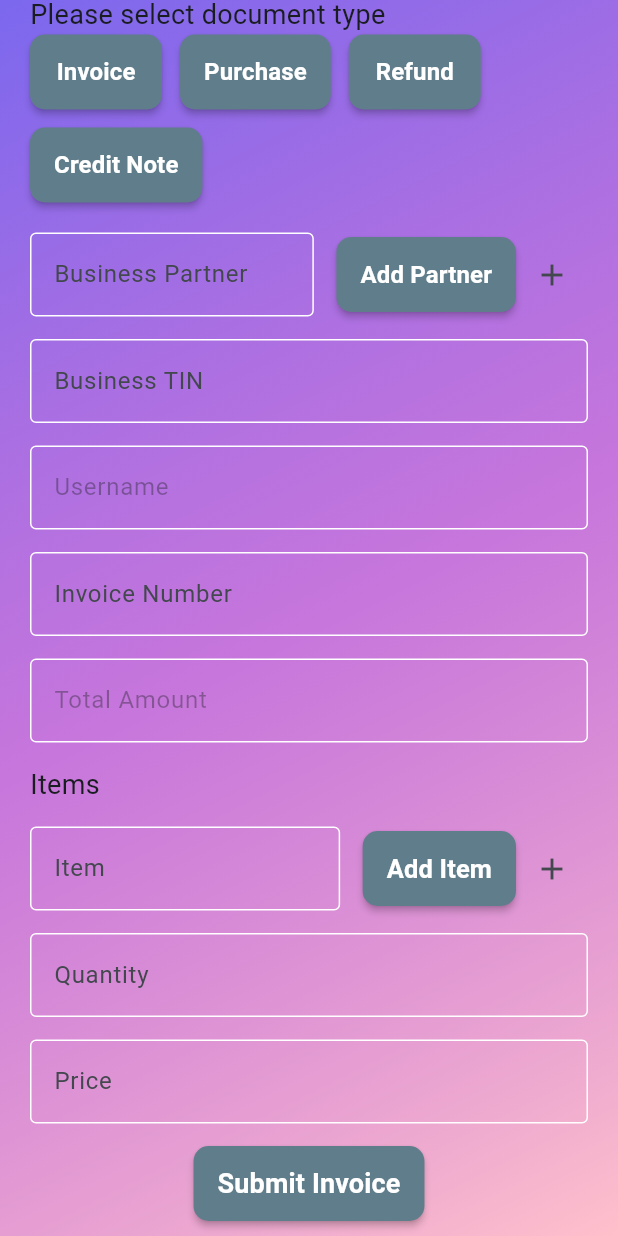
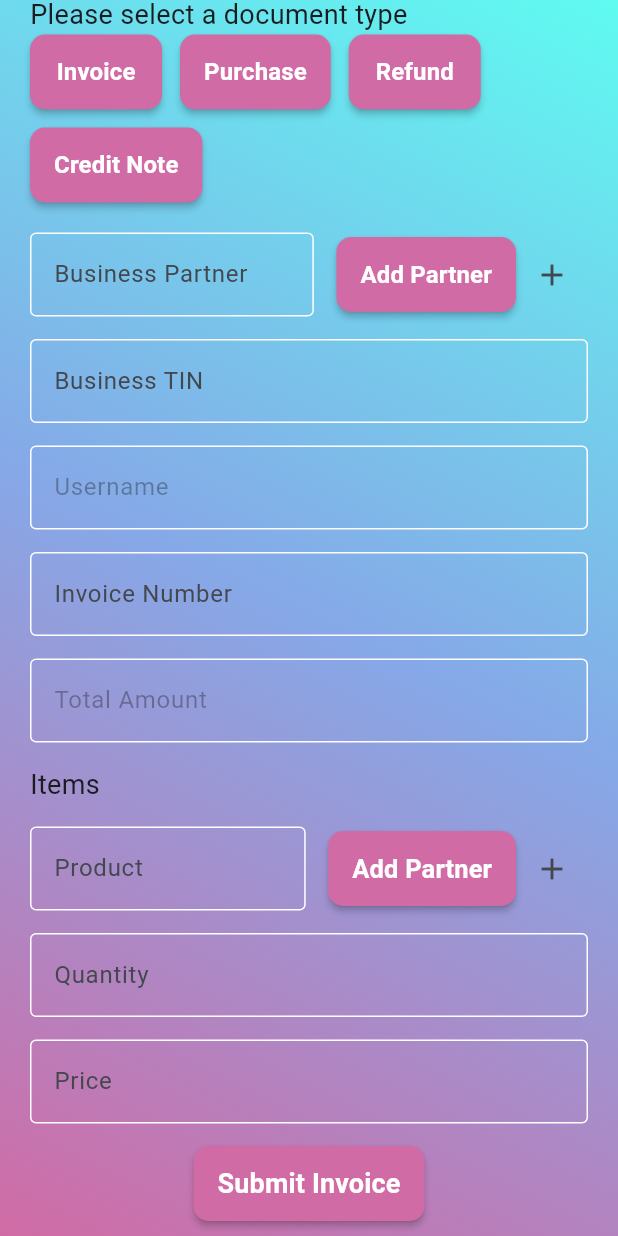
Before and after one commit to DroneBreaker/Flutter-Invoice-App, a Flutter app: the TaxpayerPage screen opened by its route, scrolled down 212 dp, on a phone screen of 412 x 824 dp. Run offline on Flutter 3.47's test engine with Material 3 defaults, Android fonts, the phone set to English and light mode, and no system bars.

Commit message:
Adding constants to the app

```diff
--- a/mobile/lib/app_colors.dart
+++ b/mobile/lib/constants/app_colors.dart
@@ -2,19 +2,19 @@ import 'package:flutter/material.dart';
 
 class AppColors {
   // Primary Colors
-  static const Color primary = Color(0xFF2196F3); // Blue
-  static const Color primaryLight = Color(0xFF64B5F6);
-  static const Color primaryDark = Color(0xFF1976D2);
+  static const Color primary = Color(0xFFD16BA5); // Blue
+  static const Color primaryLight = Color(0xFFC982AA);
+  static const Color primaryDark = Color(0xFFC73085);
 
   // Secondary Colors
-  static const Color secondary = Color(0xFF4CAF50); // Green
-  static const Color secondaryLight = Color(0xFF81C784);
-  static const Color secondaryDark = Color(0xFF388E3C);
+  static const Color secondary = Color(0xFF86A8E7); // Green
+  static const Color secondaryLight = Color(0xFF9CB6E5);
+  static const Color secondaryDark = Color(0xFF3C75DC);
 
   // Accent Colors
-  static const Color accent = Color(0xFFFFA726); // Orange
-  static const Color accentLight = Color(0xFFFFB74D);
-  static const Color accentDark = Color(0xFFF57C00);
+  static const Color accent = Color(0xFF5FFBF1); // Orange
+  static const Color accentLight = Color(0xFF82FAF2);
+  static const Color accentDark = Color(0xFF26D6CB);
 
   // Neutral Colors
   static const Color white = Color(0xFFFFFFFF);
--- /dev/null
+++ b/mobile/lib/constants/app_titles.dart
@@ -0,0 +1,32 @@
+import 'package:flutter/material.dart';
+
+class AppTitle {
+  //INTRO
+  static const String intro = "EVAT SUITE";
+  static const String description =
+      "E_VAT Suite enhances efficiency and compliance with VAT regulations, making VAT transactions easier and more efficient.";
+  static const String loginButton = "Click to Login";
+  static const String registerButton = "Click to Register";
+
+  //LOGIN
+  static const String loginTitle = "Droners Invoicify";
+  static const String loginDescription = "Please sign-in to your account";
+  static const String logInButton = "Log In";
+
+  //TAXPAYER
+  static const String taxpayerTitle = "Enter details to issue an invoice";
+  static const String invoiceDate = "Invoice Date";
+  static const String invoiceTime = "Invoice Time";
+  static const String documentType = "Please select a document type";
+  static const String addPartnerButton = "Add Partner";
+  static const String invoiceNumberField = "Invoice Number";
+  static const String totalAmountField = "Total Amount";
+  static const String itemField = "Product";
+  static const String addItemButton = "Add Partner";
+
+  // ERRORS
+  static const String businessTINError = "Please enter your business TIN";
+  static const String validBusinessTINError =
+      "Please enter a valid 11 character TIN";
+  static const String invoiceNumberError = "Please enter your invoice number";
+}
--- a/mobile/lib/theme/app_theme.dart
+++ b/mobile/lib/constants/theme/app_theme.dart
@@ -1,7 +1,7 @@
 // lib/theme/app_theme.dart
 
 import 'package:flutter/material.dart';
-import 'package:invoicify/app_colors.dart';
+import 'package:invoicify/constants/app_colors.dart';
 
 class AppTheme {
   static ThemeData get lightTheme {
--- a/mobile/lib/screens/auth/login.dart
+++ b/mobile/lib/screens/auth/login.dart
@@ -1,5 +1,6 @@
 import 'package:flutter/material.dart';
-import 'package:invoicify/app_colors.dart';
+import 'package:invoicify/constants/app_colors.dart';
+import 'package:invoicify/constants/app_titles.dart';
 import 'package:invoicify/screens/taxpayer.dart';
 import 'package:invoicify/widgets/app_text.dart';
 import 'package:invoicify/widgets/button.dart';
@@ -53,13 +54,13 @@ class _LoginPageState extends State<LoginPage> {
                 children: [
                   const SizedBox(height: 38),
                   const AppText(
-                    title: "Droners Invoicify",
+                    title: AppTitle.loginTitle,
                     fontSize: 32,
                     fontWeight: FontWeight.bold,
                   ),
                   const SizedBox(height: 10),
                   const AppText(
-                    title: "Please sign-in to your account",
+                    title: AppTitle.loginDescription,
                     fontSize: 18,
                   ),
                   const SizedBox(height: 25),
@@ -113,7 +114,7 @@ class _LoginPageState extends State<LoginPage> {
                         _handleLogin();
                       },
                       child: const Text(
-                        'Log In',
+                        AppTitle.logInButton,
                         style: TextStyle(fontSize: 16),
                       ),
                     ),
--- a/mobile/lib/screens/auth/register.dart
+++ b/mobile/lib/screens/auth/register.dart
@@ -1,5 +1,5 @@
 import 'package:flutter/material.dart';
-import 'package:invoicify/app_colors.dart';
+import 'package:invoicify/constants/app_colors.dart';
 import 'package:invoicify/screens/taxpayer.dart';
 import 'package:invoicify/widgets/app_text.dart';
 import 'package:invoicify/widgets/button.dart';
--- a/mobile/lib/screens/home.dart
+++ b/mobile/lib/screens/home.dart
@@ -1,5 +1,6 @@
 import 'package:flutter/material.dart';
-import 'package:invoicify/app_colors.dart';
+import 'package:invoicify/constants/app_colors.dart';
+import 'package:invoicify/constants/app_titles.dart';
 import 'package:invoicify/screens/auth/login.dart';
 import 'package:invoicify/screens/auth/register.dart';
 import 'package:invoicify/widgets/app_text.dart';
@@ -17,14 +18,15 @@ class HomePage extends StatelessWidget {
           decoration: const BoxDecoration(
               gradient: LinearGradient(
             colors: [
-              AppColors.accentDark,
-              AppColors.background,
+              AppColors.primary,
+              AppColors.secondary,
+              AppColors.accent
               // Color.fromRGBO(163, 201, 226, 1.5),
               // Color.fromRGBO(150, 24, 247, 0.5),
               // Color.fromRGBO(246, 239, 167, 0.5),
             ],
-            begin: Alignment.topLeft,
-            end: Alignment.bottomRight,
+            begin: Alignment.bottomLeft,
+            end: Alignment.topRight,
           )),
           child: Column(
             children: [
@@ -33,7 +35,7 @@ class HomePage extends StatelessWidget {
                 child: SizedBox(
                   height: 55,
                   child: AppText(
-                    title: "EVAT SUITE",
+                    title: AppTitle.intro,
                     fontSize: 40,
                     fontWeight: FontWeight.bold,
                   ),
@@ -44,8 +46,7 @@ class HomePage extends StatelessWidget {
                 child: SizedBox(
                   height: 70,
                   child: AppText(
-                    title:
-                        "E-VAT Suite enhances efficiency and compliance with VAT regulations, making VAT transactions easier and more efficient for businesses.",
+                    title: AppTitle.description,
                     fontSize: 17,
                     colors: Colors.black,
                   ),
@@ -61,7 +62,7 @@ class HomePage extends StatelessWidget {
                   mainAxisSize: MainAxisSize.max,
                   children: [
                     Button(
-                        buttonText: "Click to Login",
+                        buttonText: AppTitle.loginButton,
                         // size: const Size(160, 55),
                         fontSize: 18,
                         colors: AppColors.buttonPrimary,
@@ -74,7 +75,7 @@ class HomePage extends StatelessWidget {
                               ),
                             }),
                     Button(
-                        buttonText: "Click to Register",
+                        buttonText: AppTitle.registerButton,
                         // size: const Size(160, 55),
                         fontSize: 18,
                         colors: AppColors.buttonPrimary,
--- a/mobile/lib/screens/taxpayer.dart
+++ b/mobile/lib/screens/taxpayer.dart
@@ -1,5 +1,6 @@
 import 'package:flutter/material.dart';
-import 'package:invoicify/app_colors.dart';
+import 'package:invoicify/constants/app_colors.dart';
+import 'package:invoicify/constants/app_titles.dart';
 import 'package:invoicify/widgets/app_text.dart';
 import 'package:invoicify/widgets/business_modal.dart';
 import 'package:invoicify/widgets/button.dart';
@@ -142,12 +143,15 @@ class _TaxpayerPageState extends State<TaxpayerPage> {
           decoration: const BoxDecoration(
               gradient: LinearGradient(
             colors: [
-              Color.fromRGBO(123, 104, 238, 1),
-              Color.fromRGBO(186, 85, 211, 0.8),
-              Color.fromRGBO(255, 192, 203, 1),
+              // Color.fromRGBO(123, 104, 238, 1),
+              // Color.fromRGBO(186, 85, 211, 0.8),
+              // Color.fromRGBO(255, 192, 203, 1),
+              AppColors.primary,
+              AppColors.secondary,
+              AppColors.accent
             ],
-            begin: Alignment.topLeft,
-            end: Alignment.bottomRight,
+            begin: Alignment.bottomLeft,
+            end: Alignment.topRight,
           )),
           child: SingleChildScrollView(
             child: Padding(
@@ -166,12 +170,12 @@ class _TaxpayerPageState extends State<TaxpayerPage> {
                           crossAxisAlignment: CrossAxisAlignment.start,
                           children: [
                             const AppText(
-                              title: "Enter details to issue an invoice",
+                              title: AppTitle.taxpayerTitle,
                               fontSize: 25,
                             ),
                             const SizedBox(height: 20.0),
                             const AppText(
-                              title: "Invoice Date",
+                              title: AppTitle.invoiceDate,
                               fontSize: 18,
                             ),
 
@@ -188,7 +192,7 @@ class _TaxpayerPageState extends State<TaxpayerPage> {
                                         enabledBorder: const OutlineInputBorder(
                                             borderSide: BorderSide(
                                                 color: Colors.white)),
-                                        labelText: 'Invoice Date',
+                                        labelText: AppTitle.invoiceDate,
                                         border: OutlineInputBorder(
                                             borderRadius:
                                                 BorderRadius.circular(10),
@@ -219,7 +223,7 @@ class _TaxpayerPageState extends State<TaxpayerPage> {
                                       enabled: false,
                                       controller: timeController,
                                       decoration: InputDecoration(
-                                        labelText: 'Invoice Time',
+                                        labelText: AppTitle.invoiceTime,
                                         border: OutlineInputBorder(
                                             borderRadius:
                                                 BorderRadius.circular(10),
@@ -240,7 +244,7 @@ class _TaxpayerPageState extends State<TaxpayerPage> {
                               ],
                             ),
                             const AppText(
-                              title: "Please select document type",
+                              title: AppTitle.documentType,
                               fontSize: 18,
                             ),
                             Wrap(
@@ -259,7 +263,7 @@ class _TaxpayerPageState extends State<TaxpayerPage> {
 
                                         state.didChange(flag['text']);
                                       },
-                                      colors: Colors.blueGrey,
+                                      colors: AppColors.buttonPrimary,
                                       fontSize: 16,
                                       icon: isActive
                                           ? Icon(
@@ -316,10 +320,10 @@ class _TaxpayerPageState extends State<TaxpayerPage> {
                                 ),
                                 const SizedBox(width: 15),
                                 Button(
-                                  buttonText: "Add Partner",
+                                  buttonText: AppTitle.addPartnerButton,
                                   onTap: () {},
                                   // size: const Size(110, 55),
-                                  colors: Colors.blueGrey,
+                                  colors: AppColors.buttonPrimary,
                                   fontSize: 16,
                                 ),
                                 IconButton(
@@ -334,10 +338,10 @@ class _TaxpayerPageState extends State<TaxpayerPage> {
                             TextFormField(
                               validator: (value) {
                                 if (value == null || value.isEmpty) {
-                                  return 'Please enter your business TIN';
+                                  return AppTitle.businessTINError;
                                 }
                                 if (value.length < 11) {
-                                  return 'Please enter a valid 11 character TIN';
+                                  return AppTitle.validBusinessTINError;
                                 }
                                 return null;
                               },
@@ -375,7 +379,7 @@ class _TaxpayerPageState extends State<TaxpayerPage> {
                             TextFormField(
                               validator: (value) {
                                 if (value == null || value.isEmpty) {
-                                  return 'Please enter your invoice number';
+                                  return AppTitle.invoiceNumberError;
                                 }
                                 return null;
                               },
@@ -384,7 +388,7 @@ class _TaxpayerPageState extends State<TaxpayerPage> {
                                 enabledBorder: const OutlineInputBorder(
                                     borderSide:
                                         BorderSide(color: Colors.white)),
-                                labelText: 'Invoice Number',
+                                labelText: AppTitle.invoiceNumberField,
                                 border: OutlineInputBorder(
                                   borderRadius: BorderRadius.circular(10),
                                 ),
@@ -408,7 +412,7 @@ class _TaxpayerPageState extends State<TaxpayerPage> {
                                   disabledBorder: const OutlineInputBorder(
                                       borderSide:
                                           BorderSide(color: Colors.white)),
-                                  labelText: 'Total Amount',
+                                  labelText: AppTitle.totalAmountField,
                                   border: OutlineInputBorder(
                                     borderRadius: BorderRadius.circular(10),
                                   ),
@@ -431,7 +435,7 @@ class _TaxpayerPageState extends State<TaxpayerPage> {
                                         enabledBorder: const OutlineInputBorder(
                                             borderSide: BorderSide(
                                                 color: Colors.white)),
-                                        labelText: "Item",
+                                        labelText: AppTitle.itemField,
                                         border: OutlineInputBorder(
                                           borderRadius:
                                               BorderRadius.circular(10),
@@ -442,13 +446,13 @@ class _TaxpayerPageState extends State<TaxpayerPage> {
                                 ),
                                 const SizedBox(width: 15),
                                 Button(
-                                  buttonText: "Add Item",
+                                  buttonText: AppTitle.addItemButton,
                                   onTap: () {
                                     //FIX THIS LATER
                                     // _addItems();
                                   },
                                   // size: const Size(110, 55),
-                                  colors: Colors.blueGrey,
+                                  colors: AppColors.buttonPrimary,
                                   fontSize: 17,
                                 ),
                                 IconButton(
@@ -529,7 +533,7 @@ class _TaxpayerPageState extends State<TaxpayerPage> {
                                 buttonText: 'Submit Invoice',
                                 onTap: _submitForm,
                                 // size: const Size(160, 55),
-                                colors: Colors.blueGrey,
+                                colors: AppColors.buttonPrimary,
                                 fontSize: 18,
                               ),
                             ),
```
